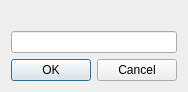
Before: the Qt Designer form client/libclient/src/ui/dialogs/layout_name_dialog.ui in networkoptix/nx_open, drawn with Qt 5.
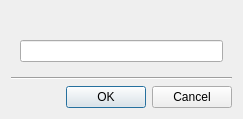
After: the same form once the commit is applied.

Commit message:
VMS-2217: Fixed separator lines in many dialogs
<==== Mercurial data ====>
Branch: dev_3.0.0_gui

Diff of the .ui file:
```diff
--- a/client/libclient/src/ui/dialogs/layout_name_dialog.ui
+++ b/client/libclient/src/ui/dialogs/layout_name_dialog.ui
@@ -6,10 +6,16 @@
    <rect>
     <x>0</x>
     <y>0</y>
-    <width>174</width>
-    <height>86</height>
+    <width>243</width>
+    <height>119</height>
    </rect>
   </property>
+  <property name="sizePolicy">
+   <sizepolicy hsizetype="Preferred" vsizetype="Preferred">
+    <horstretch>0</horstretch>
+    <verstretch>0</verstretch>
+   </sizepolicy>
+  </property>
   <property name="windowTitle">
    <string/>
   </property>
@@ -17,9 +23,9 @@
    <bool>true</bool>
   </property>
   <layout class="QVBoxLayout" name="verticalLayout">
-   <property name="sizeConstraint">
-    <enum>QLayout::SetFixedSize</enum>
-   </property>
+   <item>
+    <widget class="QWidget" name="widget" native="true">
+     <layout class="QVBoxLayout" name="verticalLayout_2">
    <item>
     <widget class="QLabel" name="label">
      <property name="text">
@@ -29,6 +35,29 @@
    </item>
    <item>
     <widget class="QLineEdit" name="nameLineEdit"/>
+      </item>
+     </layout>
+    </widget>
+   </item>
+   <item>
+    <spacer name="verticalSpacer">
+     <property name="orientation">
+      <enum>Qt::Vertical</enum>
+     </property>
+     <property name="sizeHint" stdset="0">
+      <size>
+       <width>20</width>
+       <height>40</height>
+      </size>
+     </property>
+    </spacer>
+   </item>
+   <item>
+    <widget class="Line" name="line">
+     <property name="orientation">
+      <enum>Qt::Horizontal</enum>
+     </property>
+    </widget>
    </item>
    <item>
     <widget class="QDialogButtonBox" name="buttonBox">
```
Lines whose indentation alone changed are shown as unchanged. The commit also changes 30 other files.
